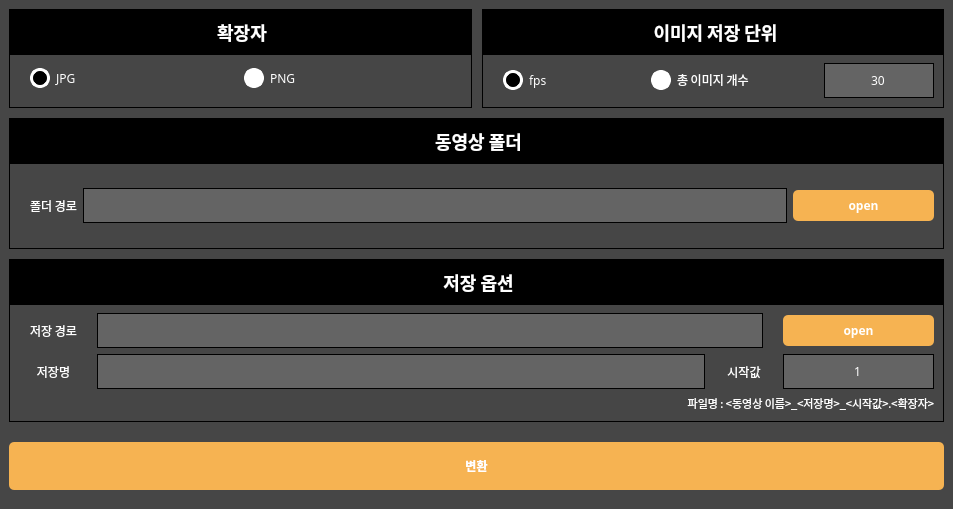
Hyeeeeona/CVTI, file videoslicer.ui: the form before one commit.
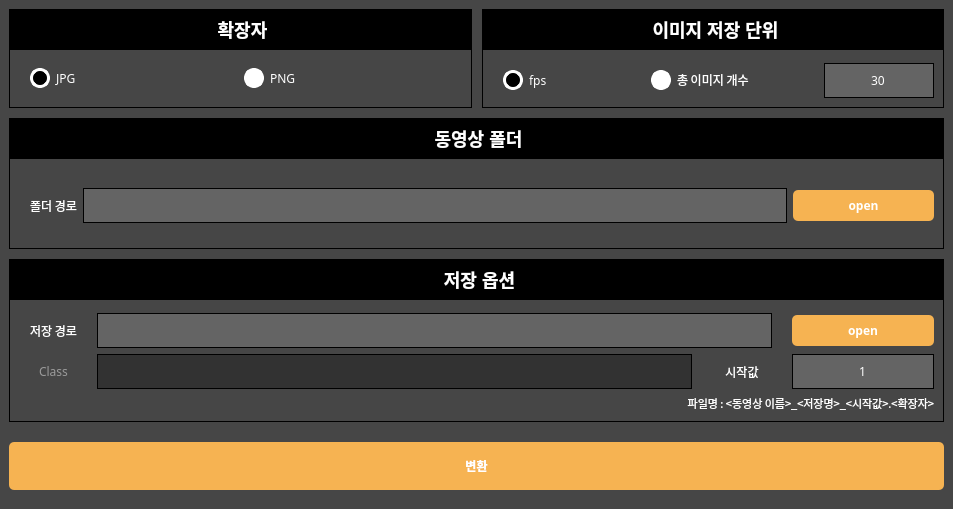
The form after the commit.

Commit message: impliment function of slicing(convert)

What changed in the file:
```diff
--- a/videoslicer.ui
+++ b/videoslicer.ui
@@ -250,7 +250,6 @@
        <widget class="QGroupBox" name="groupBox_3">
         <property name="font">
          <font>
-          <family>SeoulNamsan</family>
           <pointsize>-1</pointsize>
           <weight>75</weight>
           <bold>true</bold>
@@ -421,7 +420,6 @@
         </property>
         <property name="font">
          <font>
-          <family>SeoulNamsan</family>
           <pointsize>-1</pointsize>
           <weight>75</weight>
           <bold>true</bold>
@@ -572,7 +570,6 @@
         </property>
         <property name="font">
          <font>
-          <family>SeoulNamsan</family>
           <pointsize>-1</pointsize>
           <weight>75</weight>
           <bold>true</bold>
@@ -699,7 +696,6 @@
         </property>
         <property name="font">
          <font>
-          <family>SeoulNamsan</family>
           <pointsize>-1</pointsize>
           <weight>75</weight>
           <bold>true</bold>
@@ -730,7 +726,7 @@
         <property name="title">
          <string>저장 옵션</string>
         </property>
-        <layout class="QGridLayout" name="gridLayout" rowstretch="0,0,0,0,0" columnstretch="1,1,1,10,1,1,1,4">
+        <layout class="QGridLayout" name="gridLayout" rowstretch="0,0,0,0,0" columnstretch="1,1,1,111,1,1,2,29">
          <property name="leftMargin">
           <number>20</number>
          </property>
@@ -740,6 +736,52 @@
          <property name="horizontalSpacing">
           <number>20</number>
          </property>
+         <item row="1" column="0">
+          <widget class="QLabel" name="label_3">
+           <property name="enabled">
+            <bool>false</bool>
+           </property>
+           <property name="font">
+            <font>
+             <family>SeoulNamsan</family>
+             <weight>50</weight>
+             <bold>false</bold>
+            </font>
+           </property>
+           <property name="styleSheet">
+            <string notr="true">color: rgb(155, 155, 155);</string>
+           </property>
+           <property name="text">
+            <string>Class</string>
+           </property>
+           <property name="alignment">
+            <set>Qt::AlignCenter</set>
+           </property>
+          </widget>
+         </item>
+         <item row="0" column="0">
+          <widget class="QLabel" name="label">
+           <property name="enabled">
+            <bool>true</bool>
+           </property>
+           <property name="font">
+            <font>
+             <family>SeoulNamsan</family>
+             <weight>50</weight>
+             <bold>false</bold>
+            </font>
+           </property>
+           <property name="styleSheet">
+            <string notr="true">color: rgb(255, 255, 255);</string>
+           </property>
+           <property name="text">
+            <string>저장 경로</string>
+           </property>
+           <property name="alignment">
+            <set>Qt::AlignCenter</set>
+           </property>
+          </widget>
+         </item>
          <item row="4" column="0" colspan="8">
           <widget class="QLabel" name="label_2">
            <property name="maximumSize">
@@ -764,74 +806,6 @@
            </property>
           </widget>
          </item>
-         <item row="1" column="1" colspan="5">
-          <widget class="QLineEdit" name="lineEdit_2">
-           <property name="enabled">
-            <bool>true</bool>
-           </property>
-           <property name="minimumSize">
-            <size>
-             <width>0</width>
-             <height>35</height>
-            </size>
-           </property>
-           <property name="font">
-            <font>
-             <family>SeoulNamsan</family>
-             <weight>50</weight>
-             <bold>false</bold>
-            </font>
-           </property>
-           <property name="styleSheet">
-            <string notr="true">    background-color:rgb(100,100,100) ;
-border: 1px solid #000;</string>
-           </property>
-           <property name="text">
-            <string/>
-           </property>
-           <property name="alignment">
-            <set>Qt::AlignLeading|Qt::AlignLeft|Qt::AlignVCenter</set>
-           </property>
-          </widget>
-         </item>
-         <item row="0" column="7">
-          <widget class="QPushButton" name="pushButton_2">
-           <property name="maximumSize">
-            <size>
-             <width>16777215</width>
-             <height>16777215</height>
-            </size>
-           </property>
-           <property name="font">
-            <font>
-             <family>SeoulNamsan</family>
-             <weight>75</weight>
-             <bold>true</bold>
-            </font>
-           </property>
-           <property name="styleSheet">
-            <string notr="true">QPushButton {
-    background: #F6B352;
-    color: white;
-	padding: 7px 30px 7px 30px;
-    border-radius: 5px;
-    text-decoration: none;
- }
-
-QPushButton:hover {
-      background: #F68657;
-}
- 
-</string>
-           </property>
-           <property name="text">
-            <string>open</string>
-           </property>
-           <property name="autoDefault">
-            <bool>false</bool>
-           </property>
-          </widget>
-         </item>
          <item row="1" column="7">
           <widget class="QLineEdit" name="lineEdit">
            <property name="enabled">
@@ -866,72 +840,6 @@
            </property>
           </widget>
          </item>
-         <item row="1" column="6">
-          <widget class="QLabel" name="label_4">
-           <property name="font">
-            <font>
-             <family>SeoulNamsan</family>
-             <weight>50</weight>
-             <bold>false</bold>
-            </font>
-           </property>
-           <property name="styleSheet">
-            <string notr="true">color: rgb(255, 255, 255);</string>
-           </property>
-           <property name="text">
-            <string>시작값</string>
-           </property>
-           <property name="alignment">
-            <set>Qt::AlignCenter</set>
-           </property>
-          </widget>
-         </item>
-         <item row="1" column="0">
-          <widget class="QLabel" name="label_3">
-           <property name="enabled">
-            <bool>true</bool>
-           </property>
-           <property name="font">
-            <font>
-             <family>SeoulNamsan</family>
-             <weight>50</weight>
-             <bold>false</bold>
-            </font>
-           </property>
-           <property name="styleSheet">
-            <string notr="true">color: rgb(255, 255, 255);</string>
-           </property>
-           <property name="text">
-            <string>저장명</string>
-           </property>
-           <property name="alignment">
-            <set>Qt::AlignCenter</set>
-           </property>
-          </widget>
-         </item>
-         <item row="0" column="0">
-          <widget class="QLabel" name="label">
-           <property name="enabled">
-            <bool>true</bool>
-           </property>
-           <property name="font">
-            <font>
-             <family>SeoulNamsan</family>
-             <weight>50</weight>
-             <bold>false</bold>
-            </font>
-           </property>
-           <property name="styleSheet">
-            <string notr="true">color: rgb(255, 255, 255);</string>
-           </property>
-           <property name="text">
-            <string>저장 경로</string>
-           </property>
-           <property name="alignment">
-            <set>Qt::AlignCenter</set>
-           </property>
-          </widget>
-         </item>
          <item row="0" column="1" colspan="6">
           <widget class="QTextBrowser" name="textBrowser">
            <property name="maximumSize">
@@ -959,6 +867,94 @@
            </property>
           </widget>
          </item>
+         <item row="0" column="7">
+          <widget class="QPushButton" name="btn_open_save_dir">
+           <property name="maximumSize">
+            <size>
+             <width>16777215</width>
+             <height>16777215</height>
+            </size>
+           </property>
+           <property name="font">
+            <font>
+             <family>SeoulNamsan</family>
+             <weight>75</weight>
+             <bold>true</bold>
+            </font>
+           </property>
+           <property name="styleSheet">
+            <string notr="true">QPushButton {
+    background: #F6B352;
+    color: white;
+	padding: 7px 30px 7px 30px;
+    border-radius: 5px;
+    text-decoration: none;
+ }
+
+QPushButton:hover {
+      background: #F68657;
+}
+ 
+</string>
+           </property>
+           <property name="text">
+            <string>open</string>
+           </property>
+           <property name="autoDefault">
+            <bool>false</bool>
+           </property>
+          </widget>
+         </item>
+         <item row="1" column="4" colspan="3">
+          <widget class="QLabel" name="label_4">
+           <property name="font">
+            <font>
+             <family>SeoulNamsan</family>
+             <weight>50</weight>
+             <bold>false</bold>
+            </font>
+           </property>
+           <property name="styleSheet">
+            <string notr="true">color: rgb(255, 255, 255);</string>
+           </property>
+           <property name="text">
+            <string>시작값</string>
+           </property>
+           <property name="alignment">
+            <set>Qt::AlignCenter</set>
+           </property>
+          </widget>
+         </item>
+         <item row="1" column="1" colspan="3">
+          <widget class="QLineEdit" name="tb_save_name">
+           <property name="enabled">
+            <bool>false</bool>
+           </property>
+           <property name="minimumSize">
+            <size>
+             <width>0</width>
+             <height>35</height>
+            </size>
+           </property>
+           <property name="font">
+            <font>
+             <family>SeoulNamsan</family>
+             <weight>50</weight>
+             <bold>false</bold>
+            </font>
+           </property>
+           <property name="styleSheet">
+            <string notr="true">    background-color:rgb(50,50,50) ;
+border: 1px solid #000;</string>
+           </property>
+           <property name="text">
+            <string/>
+           </property>
+           <property name="alignment">
+            <set>Qt::AlignCenter</set>
+           </property>
+          </widget>
+         </item>
         </layout>
        </widget>
       </item>
```
Left out of the diff: 24 changed lines with no effect on the pictures. The commit also changes 1 other file.
